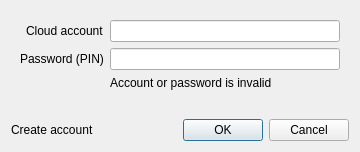
First picture: the form in client/src/ui/dialogs/link_to_cloud_dialog.ui, repository networkoptix/nx_open, before the edit.
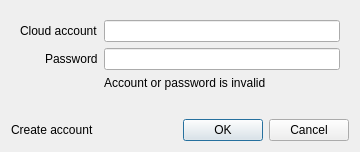
Second picture: the form after the edit.

Commit message:
VMS-2495 - Remove all mentions of PIN in ui
<==== Mercurial data ====>
Branch: dev_3.0.0_gui

Patch:
```diff
--- a/client/src/ui/dialogs/link_to_cloud_dialog.ui
+++ b/client/src/ui/dialogs/link_to_cloud_dialog.ui
@@ -23,7 +23,7 @@
       <item row="2" column="0">
        <widget class="QLabel" name="passwordLabel">
         <property name="text">
-         <string>Password (PIN)</string>
+         <string>Password</string>
         </property>
        </widget>
       </item>
```
